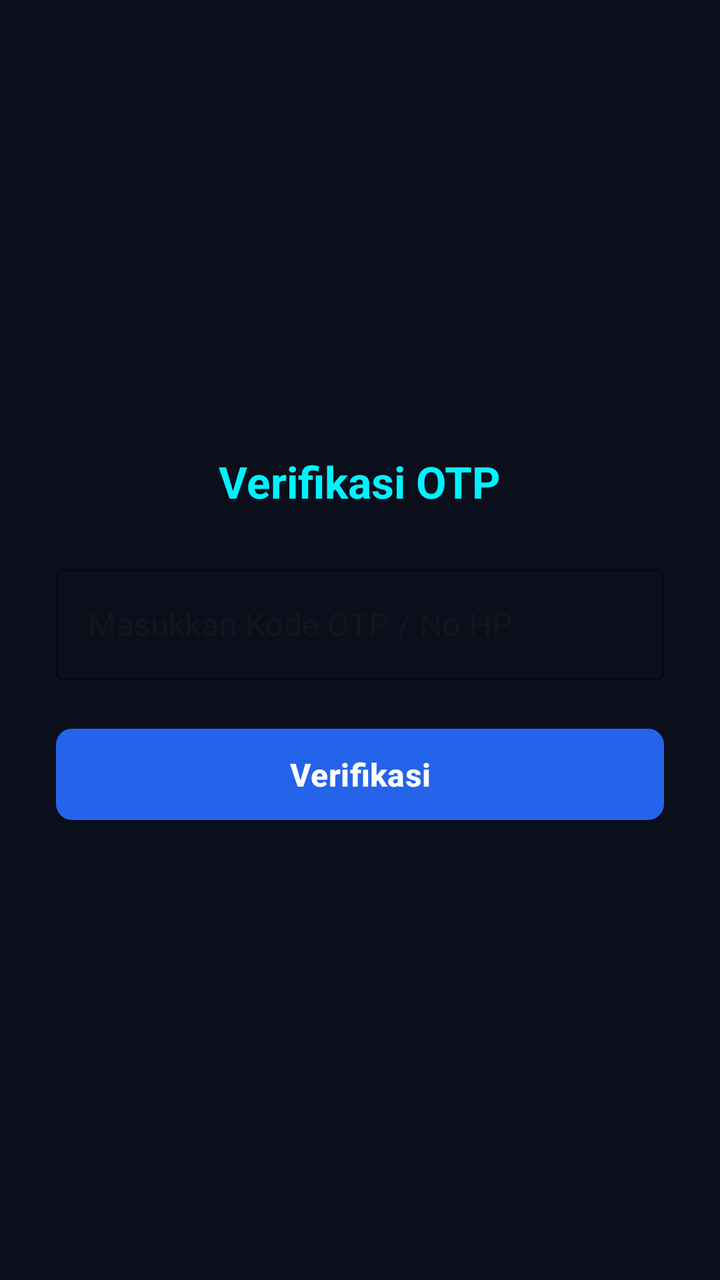
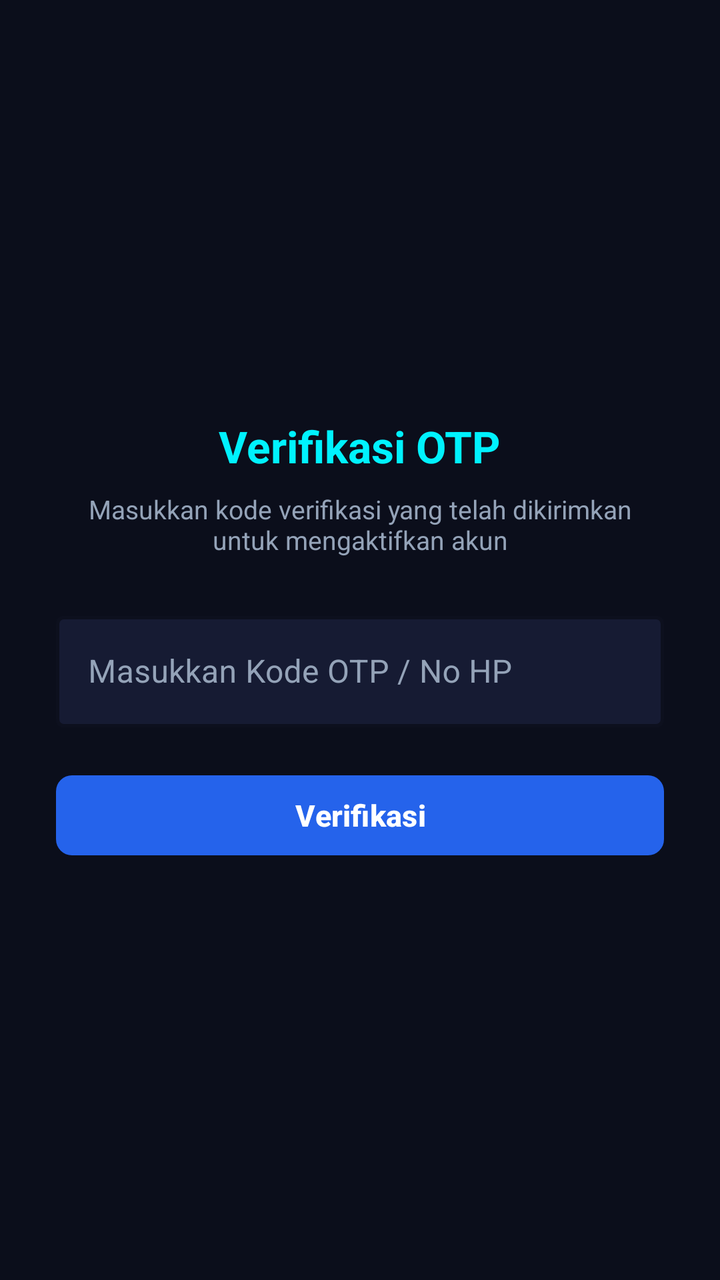

Two renders of the same Android screen: before a commit and after it. Below are the layout's source before the change and the commit's diff.
<!-- AndroidManifest.xml: application theme Theme.Sjrpringles -->
<!-- res/layout/activity_otp.xml -->
<?xml version="1.0" encoding="utf-8"?>
<LinearLayout xmlns:android="http://schemas.android.com/apk/res/android"
    xmlns:app="http://schemas.android.com/apk/res-auto"
    android:layout_width="match_parent"
    android:layout_height="match_parent"
    android:background="#0B0E1B"
    android:gravity="center"
    android:orientation="vertical"
    android:padding="28dp">

    <TextView
        android:layout_width="wrap_content"
        android:layout_height="wrap_content"
        android:layout_marginBottom="24dp"
        android:text="Verifikasi OTP"
        android:textColor="#00F2FE"
        android:textSize="22sp"
        android:textStyle="bold" />

    
    <com.google.android.material.textfield.TextInputLayout
        style="@style/Widget.MaterialComponents.TextInputLayout.OutlinedBox"
        android:layout_width="match_parent"
        android:layout_height="wrap_content"
        android:layout_marginBottom="20dp"
        android:hint="Masukkan Kode OTP / No HP"
        app:boxStrokeColor="#2563EB"
        app:hintTextColor="#8A99AD">

        <com.google.android.material.textfield.TextInputEditText
            android:id="@+id/etOtpCode"
            android:layout_width="match_parent"
            android:layout_height="wrap_content"
            android:inputType="number"
            android:textColor="#FFFFFF"
            android:textSize="16sp" />
    </com.google.android.material.textfield.TextInputLayout>

    
    <com.google.android.material.button.MaterialButton
        android:id="@+id/btnVerifyOtp"
        android:layout_width="match_parent"
        android:layout_height="wrap_content"
        android:padding="12dp"
        android:text="Verifikasi"
        android:textAllCaps="false"
        android:textColor="#FFFFFF"
        android:textSize="16sp"
        android:textStyle="bold"
        app:backgroundTint="#2563EB"
        app:cornerRadius="8dp" />

</LinearLayout>
<!-- resources referenced by this layout -->
<resources>
  <style name="Theme.Sjrpringles" parent="Theme.Material3.DayNight.NoActionBar">
          
          <item name="colorPrimary">#2563EB</item>
          <item name="colorOnPrimary">#FFFFFF</item>
          <item name="android:statusBarColor">#0B0E1B</item>
      </style>
</resources>

<!-- the commit's change to res/layout/activity_otp.xml (unified diff, before → after) -->
@@ -11,11 +11,20 @@
     <TextView
         android:layout_width="wrap_content"
         android:layout_height="wrap_content"
-        android:layout_marginBottom="24dp"
+        android:layout_marginBottom="8dp"
         android:text="Verifikasi OTP"
         android:textColor="#00F2FE"
         android:textSize="22sp"
         android:textStyle="bold" />
+
+    <TextView
+        android:layout_width="wrap_content"
+        android:layout_height="wrap_content"
+        android:layout_marginBottom="24dp"
+        android:gravity="center"
+        android:text="Masukkan kode verifikasi yang telah dikirimkan untuk mengaktifkan akun"
+        android:textColor="#94A3B8"
+        android:textSize="13sp" />
 
     
     <com.google.android.material.textfield.TextInputLayout
@@ -24,13 +33,17 @@
         android:layout_height="wrap_content"
         android:layout_marginBottom="20dp"
         android:hint="Masukkan Kode OTP / No HP"
-        app:boxStrokeColor="#2563EB"
-        app:hintTextColor="#8A99AD">
+        android:textColorHint="#94A3B8"
+        app:boxBackgroundColor="#161B33"
+        app:boxStrokeColor="#3B82F6"
+        app:boxStrokeWidth="1.5dp"
+        app:hintTextColor="#00F2FE">
 
         <com.google.android.material.textfield.TextInputEditText
             android:id="@+id/etOtpCode"
             android:layout_width="match_parent"
             android:layout_height="wrap_content"
+            android:importantForAutofill="no"
             android:inputType="number"
             android:textColor="#FFFFFF"
             android:textSize="16sp" />
@@ -40,12 +53,11 @@
     <com.google.android.material.button.MaterialButton
         android:id="@+id/btnVerifyOtp"
         android:layout_width="match_parent"
-        android:layout_height="wrap_content"
-        android:padding="12dp"
+        android:layout_height="48dp"
         android:text="Verifikasi"
         android:textAllCaps="false"
         android:textColor="#FFFFFF"
-        android:textSize="16sp"
+        android:textSize="15sp"
         android:textStyle="bold"
         app:backgroundTint="#2563EB"
         app:cornerRadius="8dp" />
